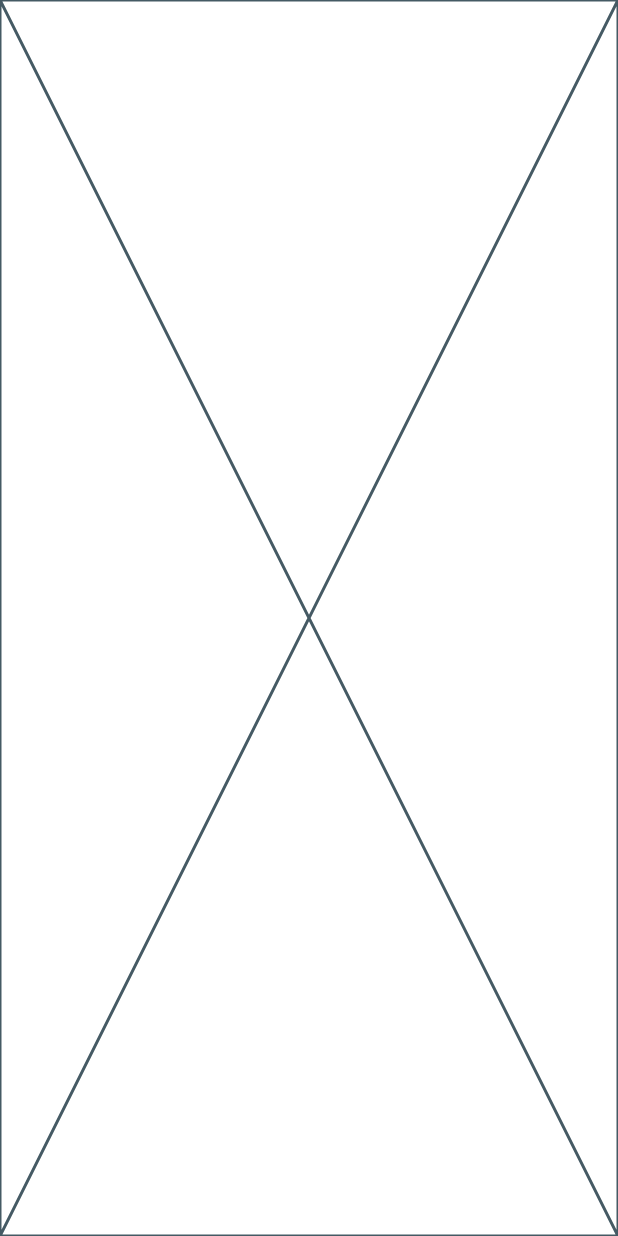
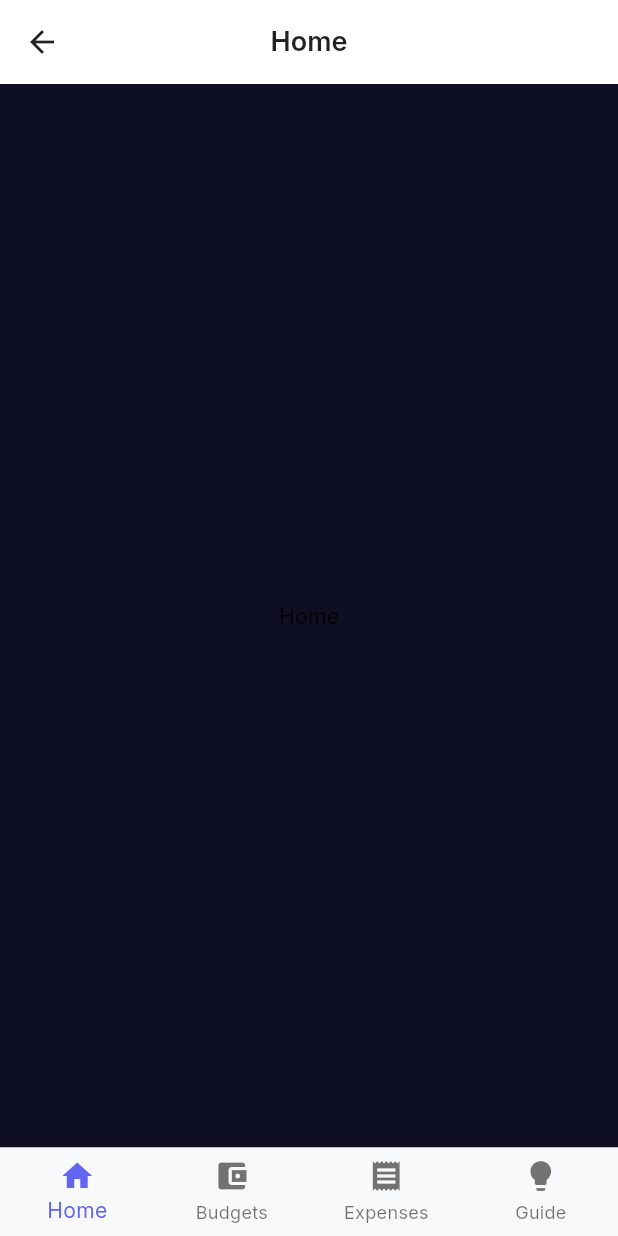
Before and after one commit to niyiment/home_budget, a Flutter app: the screen it shows after launch, on a phone screen of 412 x 824 dp. Run offline on Flutter 3.47's test engine with Material 3 defaults, Android fonts, the phone set to English and light mode, and no system bars; our stand-ins replace equatable, flutter_riverpod, flutter_screenutil, google_fonts, sqflite; accounts and stored records are empty.

```diff
--- a/lib/core/constants/app_routes.dart
+++ b/lib/core/constants/app_routes.dart
@@ -1,7 +1,9 @@
 class AppRoute {
-  static const String splashScreen = '/';
-  static const String homeScreen = '/home';
-  static const String budgetScreen = '/budget';
-  static const String expenseScreen = '/expense';
-
+  static const String splash = '/';
+  static const String home = '/home';
+  static const String budget = '/budget';
+  static const String budgetForm = '/budget_form';
+  static const String expense = '/expense';
+  static const String expenseForm = '/expense_form';
+  static const String guide = '/guide';
 }
--- a/lib/core/constants/app_strings.dart
+++ b/lib/core/constants/app_strings.dart
@@ -1,4 +1,49 @@
 class AppString {
   static const String appName = 'Home Budgeting';
-  static const String appDescription = 'Your home budgeting and expense tracker';
+  static const String appDescription =
+      'Your home budgeting and expense tracker';
+
+  // Buttons
+  static const String submit = 'Submit';
+  static const String cancel = 'Cancel';
+  static const String delete = 'Delete';
+  static const String add = 'Add';
+  static const String update = 'Update';
+  static const String view = 'View';
+  static const String ok = 'Ok';
+
+  // Home
+   static const String home = 'Home';
+
+  // Budgets
+  static const String budgetTile = 'Budgets';
+  static const String noBudget = 'No budgets yet';
+  static const String noBudgetSubtitle = 'Tap + to create your first budget';
+  static const String addBudget = 'Add Budget';
+  static const String editBudget = 'Edit Budget';
+  static const String deleteBudget = 'Delete Budget';
+  static const String deleteMessage = 'Are you sure you want to delete this budget?';
+  static const String category = 'Category';
+  static const String categoryHint = 'Enter a category';
+  static const String amount = 'Amount';
+  static const String amountHint = 'Enter an amount';
+  static const String holidayBudget = 'Holiday Budget';
+
+  static const String expenseTitle = 'Expenses';
+
+  static const String guideTitle = 'Financial Guide';
+
+  // Common categories
+  static const List<String> budgeCategories = [
+    'Bills & Utilities',
+    'Food & Dining',
+    'Transportation',
+    'Shopping',
+    'Entertainment',
+    'Holiday',
+    'Travel',
+    'Personal care',
+    'Education',
+    'Other',
+  ];
 }
--- a/lib/features/budget/domain/repositories/budget_repository.dart
+++ b/lib/features/budget/domain/repositories/budget_repository.dart
@@ -3,7 +3,9 @@ import '../entities/budget.dart';
 
 abstract class BudgetRepository {
   Future<List<Budget>> getBudgets();
+  Future<Budget?> getBudgetById(int id);
   Future<void> addBudget(Budget budget);
   Future<void> updateBudget(Budget budget);
   Future<void> deleteBudget(int id);
+  Future<List<Budget>> getHolidayBudgets();
 }
--- a/lib/features/home/presentation/screens/home_screen.dart
+++ b/lib/features/home/presentation/screens/home_screen.dart
@@ -1,10 +1,67 @@
 import 'package:flutter/material.dart';
+import 'package:home_budget/core/constants/index.dart';
+import 'package:home_budget/features/budget/presentation/screens/budget_screen.dart';
 
-class HomeScreen extends StatelessWidget {
+import '../../../financial_guide/presentation/screens/financial_guide_screen.dart';
+
+
+class HomeScreen extends StatefulWidget {
   const HomeScreen({super.key});
 
   @override
+  State<HomeScreen> createState() => _HomeScreenState();
+}
+
+class _HomeScreenState extends State<HomeScreen> {
+  int _selectedIndex = 0;
+
+  final List<Widget> _screens = [
+    const HomeTab(),
+    const BudgetList(),
+    Center(child: Text(AppString.expenseTitle)),
+    FinancialGuideScreen(),
+  ];
+
+  @override
   Widget build(BuildContext context) {
-    return const Placeholder();
+
+    return Scaffold(
+      body: _screens[_selectedIndex],
+      bottomNavigationBar: BottomNavigationBar(
+        currentIndex: _selectedIndex,
+        onTap: (index) => setState(() => _selectedIndex = index),
+        type: BottomNavigationBarType.fixed,
+        items: const [
+          BottomNavigationBarItem(
+            icon: Icon(Icons.home),
+            label: 'Home'
+          ),
+          BottomNavigationBarItem(icon: Icon(Icons.account_balance_wallet), label: 'Budgets'),
+
+          BottomNavigationBarItem(icon: Icon(Icons.receipt), label: 'Expenses'),
+
+          BottomNavigationBarItem(icon: Icon(Icons.lightbulb), label: 'Guide'),
+        ],
+      ),
+    );
   }
 }
+
+class HomeTab extends StatelessWidget {
+  const HomeTab({super.key});
+
+  @override
+  Widget build(BuildContext context) {
+
+    return Scaffold(
+      backgroundColor: AppColors.background,
+      appBar: AppBar(
+        title: const Text(AppString.home),
+        centerTitle: true,
+      ),
+      body: Center(
+        child: Text(AppString.home),
+      ),
+    );
+  }
+}
--- a/lib/main.dart
+++ b/lib/main.dart
@@ -1,11 +1,15 @@
 import 'package:flutter/material.dart';
+import 'package:flutter_riverpod/flutter_riverpod.dart';
 import 'package:flutter_screenutil/flutter_screenutil.dart';
 import 'package:home_budget/core/constants/index.dart';
+import 'package:home_budget/features/budget/presentation/screens/budget_form.dart';
+import 'package:home_budget/features/budget/presentation/screens/budget_screen.dart';
+import 'package:home_budget/features/financial_guide/presentation/screens/financial_guide_screen.dart';
 import 'package:home_budget/features/home/presentation/screens/home_screen.dart';
 import 'package:home_budget/features/home/presentation/screens/splash_screen.dart';
 
 void main() {
-  runApp(const MainApp());
+  runApp(ProviderScope(child: const MainApp()));
 }
 
 class MainApp extends StatelessWidget {
@@ -23,10 +27,13 @@ class MainApp extends StatelessWidget {
         theme: AppTheme.lightTheme,
         darkTheme: AppTheme.darkTheme,
         themeMode: ThemeMode.system,
-          initialRoute: AppRoute.splashScreen,
+        initialRoute: AppRoute.splash,
         routes: {
-              AppRoute.splashScreen: (context) => SplashScreen(),
-              AppRoute.homeScreen: (context) => HomeScreen()
+          AppRoute.splash: (context) => SplashScreen(),
+          AppRoute.home: (context) => HomeScreen(),
+          AppRoute.budget: (context) => BudgetList(),
+          AppRoute.budgetForm: (context) => BudgetFormScreen(),
+          AppRoute.guide: (context) => FinancialGuideScreen(),
         },
       ),
     );
```
Also changed, not shown: lib/common/widgets/app_button.dart (+5 -6 lines), lib/features/budget/data/repositories/budget_repository_impl.dart (+26 -0 lines), lib/features/budget/presentation/providers/budget_provider.dart (+46 -15 lines), lib/features/budget/presentation/screens/budget_form.dart (added, +156 -0 lines), lib/features/budget/presentation/screens/budget_screen.dart (added, +145 -0 lines), lib/features/financial_guide/presentation/screens/financial_guide_screen.dart (added, +105 -0 lines), lib/features/home/presentation/screens/splash_screen.dart (+61 -11 lines), lib/common/widgets/loading_indicator.dart (renamed from lib/common/widgets/laoding_indicator.dart). Lines whose indentation alone changed are shown as unchanged.
